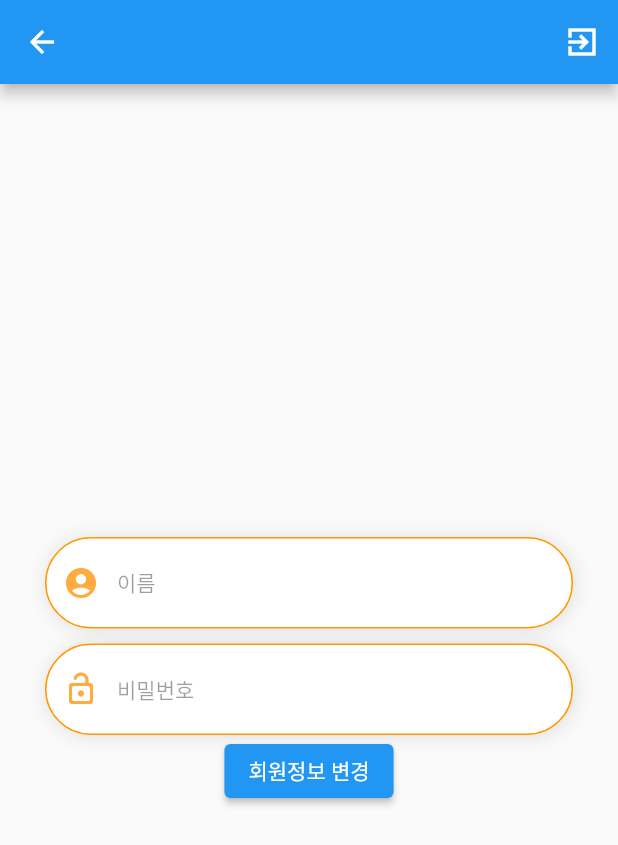
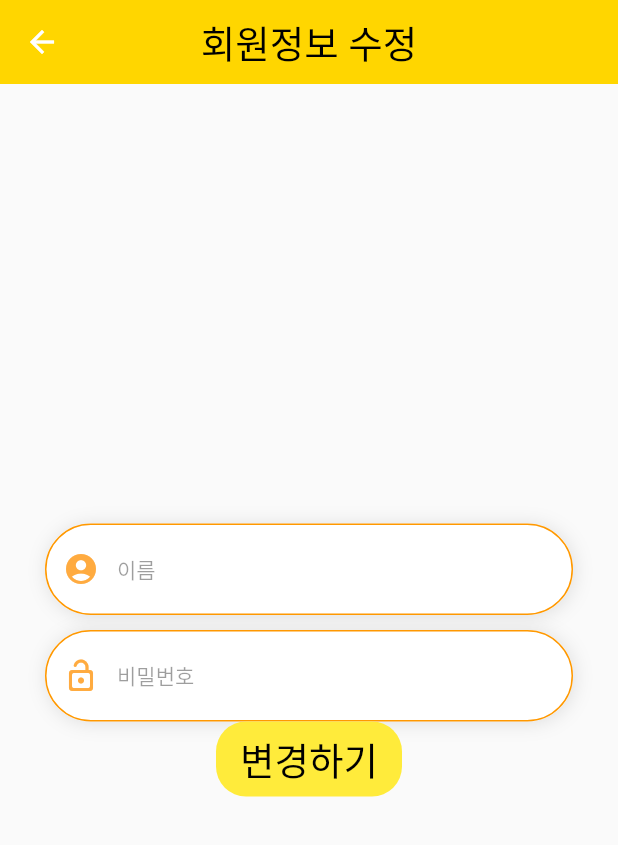
Before and after one commit to reve74/leco_flutter, a Flutter app: the Test screen opened directly, on a phone screen of 412 x 824 dp. Shown: the top 845 px of the screen. Run offline on Flutter 3.47's test engine with Material 2 defaults, Android fonts, the phone set to English and light mode, and no system bars; our stand-ins replace cached_network_image, cloud_firestore, expandable_text, firebase_auth, firebase_core, firebase_storage and 4 more; accounts and stored records are empty; network calls fail; Roboto replaces fonts that are missing (Jua).

Commit message:
usercontroller update

```diff
--- a/lib/model/user.dart
+++ b/lib/model/user.dart
@@ -1,18 +1,18 @@
 class UserModel {
   final String? uid;
   final String? email;
-  final String? name;
-  final String? nickname;
+  final String? password;
+  final String? username;
   final String? photoUrl;
 
-  UserModel({this.uid, this.email, this.name, this.nickname, this.photoUrl});
+  UserModel({this.uid, this.email,this.password, this.username, this.photoUrl});
 
   factory UserModel.fromMap(Map data) {
     return UserModel(
       uid: data['uid'],
       email: data['email'] ?? '',
-      name: data['name'] ?? '',
-      nickname: data['nickname'] ?? '',
+      password: data['password'] ?? '',
+      username: data['username'] ?? '',
       photoUrl: data['photoUrl'] ?? '',
     );
   }
@@ -20,8 +20,8 @@ class UserModel {
   Map<String, dynamic> toJson() => {
     "uid": uid,
     "email": email,
-    "name": name,
-    "nickname": nickname,
+    "password": password,
+    "username": username,
     "photoUrl": photoUrl
   };
 }
--- a/lib/screens/main/app.dart
+++ b/lib/screens/main/app.dart
@@ -8,6 +8,7 @@ import 'package:leco_flutter/screens/main/home/review_screen.dart';
 import 'package:leco_flutter/screens/main/mypage_screen.dart';
 import 'package:leco_flutter/screens/main/search_screen.dart';
 import 'package:leco_flutter/screens/main/test.dart';
+import 'package:leco_flutter/screens/main/test1.dart';
 import 'components/image_data.dart';
 import 'package:leco_flutter/model/user.dart';
 
--- a/lib/screens/main/components/review_card.dart
+++ b/lib/screens/main/components/review_card.dart
@@ -26,9 +26,8 @@ class _ReviewCardState extends State<ReviewCard> {
             type: AvatarType.TYPE3,
             nickName: 'jian_chae',
             thumbPath:
-                'https://scontent-gmp1-1.cdninstagram.com/v/t51.2885-19/271273721_342832727381466_8822539606297120930_n.jpg?stp'
-                '=dst-jpg_s320x320&_nc_ht=scontent-gmp1-1.cdninstagram.com&_nc_cat=106&_nc_ohc=tUJpO96uCj0AX_2vN_a&edm=ABfd0MgBAAAA&ccb=7-4&oh='
-                '00_AT9D20ikGtzzApZDlgiyMwqZXKfECbXFhtGnCLCfaZGjFw&oe=621D005F&_nc_sid=7bff83',
+                'https://mblogthumb-phinf.pstatic.net/MjAxOTExMTJfNDgg/MDAxNTczNTM4MDA3NTg0.9TlIFX298qmFgshn'
+                    'aDaEzIbsjbCv3Vv--lVKXYDncJUg.FDj0vS33LWuKyQGof7MZ0wNHFgCPYTkgtyhGq8fVsLIg.JPEG.b-seol/67169559_300723540773498_6905365256298412426_n.jpg?type=w800',
             size: 30,
           ),
           Text('2022-02-23'),
--- a/lib/screens/main/test.dart
+++ b/lib/screens/main/test.dart
@@ -1,10 +1,8 @@
-import 'package:cloud_firestore/cloud_firestore.dart';
 import 'package:firebase_auth/firebase_auth.dart';
-import 'package:firebase_core/firebase_core.dart';
 import 'package:flutter/material.dart';
 import 'package:get/get.dart';
+import 'package:leco_flutter/controller/user_controller.dart';
 import 'package:leco_flutter/screens/login/components/login_textformfield.dart';
-import 'package:leco_flutter/screens/login/signgin_screen.dart';
 
 class Test extends StatefulWidget {
   const Test({Key? key}) : super(key: key);
@@ -14,65 +12,78 @@ class Test extends StatefulWidget {
 }
 
 class _TestState extends State<Test> {
-  final _authentication = FirebaseAuth.instance;
-  String userPassword = '';
-  String userName = '';
+  final _formKey = GlobalKey<FormState>();
+  final username = TextEditingController();
+  final password = TextEditingController();
+
   User? loggedUser;
 
-  @override
-  void initState() {
-    super.initState();
-    getCurrentUser();
-  }
+  // @override
+  // void initState() {
+  //   super.initState();
+  //   getCurrentUser();
+  // }
 
-  void getCurrentUser() {
-    try {
-      final user = _authentication.currentUser;
-      if (user != null) {
-        loggedUser = user;
-        print(loggedUser!.email);
-      }
-    } catch (e) {
-      print(e);
-    }
-  }
+  // void _tryValidation() {
+  //   final isValid = _formKey.currentState!.validate();
+  //   print(isValid);
+  //   if (isValid) {
+  //     _formKey.currentState!.save();
+  //   }
+  // }
+
+  // void getCurrentUser() {
+  //   try {
+  //     final user = _authentication.currentUser;
+  //     if (user != null) {
+  //       loggedUser = user;
+  //       print(loggedUser!.email);
+  //     }
+  //   } catch (e) {
+  //     print(e);
+  //   }
+  // }
 
   @override
   Widget build(BuildContext context) {
     return Scaffold(
       appBar: AppBar(
-        title: Text(''),
+        title: const Text(
+          '회원정보 수정',
+          style: TextStyle(
+            fontFamily: 'Jua',
+            fontSize: 25,
+            color: Colors.black,
+          ),
+        ),
+        elevation: 0,
+        backgroundColor: const Color(0xfffffd600),
         centerTitle: true,
-        actions: [
-          IconButton(
-            onPressed: () {
-              _authentication.signOut();
-              Get.offAll(SignInScreen());
-            },
-            icon: Icon(
-              Icons.exit_to_app_sharp,
-              color: Colors.white,
-            ),
-          )
-        ],
+        // actions: [
+        //   IconButton(
+        //     onPressed: () {
+        //       _authentication.signOut();
+        //       Get.offAll(SignInScreen());
+        //     },
+        //     icon: Icon(
+        //       Icons.exit_to_app_sharp,
+        //       color: Colors.white,
+        //     ),
+        //   )
+        // ],
       ),
       body: Center(
         child: Column(
           mainAxisAlignment: MainAxisAlignment.center,
           children: [
-            Text(loggedUser!.email!),
+            // Text(loggedUser!.email!),
             LoginTextFormfield(
-              validator: (value) {
-                if (value!.isEmpty || value.length < 2) {
-                  return '        2자리 이상 입력해주세요';
-                }
-                return null;
-              },
-              // onChanged: (value) {
-              //   userName = value;
-              // },
-              // onSaved: (value) {
-              //   userName = value;
+              controller: username,
+              // validator: (value) {
+              //   if (value!.isEmpty || value.length < 2) {
+              //     return '        2자리 이상 입력해주세요';
+              //   }
+              //   return null;
               // },
               hint: '이름',
               icon: Icons.account_circle,
@@ -81,30 +92,56 @@ class _TestState extends State<Test> {
               height: 10,
             ),
             LoginTextFormfield(
-              validator: (value) {
-                if (value!.isEmpty || value.length < 6) {
-                  return '        6자리 이상 입력해주세요';
-                }
-                return null;
-              },
-              // onChanged: (value) {
-              //   userPassword = value;
-              // },
-              // onSaved: (value) {
-              //   userPassword = value;
+              controller: password,
+              // validator: (value) {
+              //   if (value!.isEmpty || value.length < 6) {
+              //     return '        6자리 이상 입력해주세요';
+              //   }
+              //   return null;
               // },
               hint: '비밀번호',
               icon: Icons.lock_open_rounded,
             ),
-            ElevatedButton( // 회원정보 update 버튼
-              onPressed: () async{
-                await FirebaseFirestore.instance
-                    .collection('user')
-                    .doc(loggedUser!.email!) //newUser.user!.uid
-                    .update({'userName': userName, 'userPassword' : userPassword});
-              },
-              child: Text('회원정보 변경'),
+            Container(
+              height: 50,
+              padding: const EdgeInsets.symmetric(horizontal: 30),
+              child: ElevatedButton(
+                style: ElevatedButton.styleFrom(
+                  primary: Colors.yellow,
+                  elevation: 0.0,
+                  shape: RoundedRectangleBorder(
+                    borderRadius: BorderRadius.circular(20),
+                  ),
+                ),
+                onPressed: () {
+                  UserController.to.updateUserDetail(
+                      username.text.trim(), password.text.trim());
+                  Get.back();
+                },
+                child: const Text(
+                  '변경하기',
+                  style: TextStyle(
+                    fontFamily: 'Jua',
+                    fontSize: 25,
+                    color: Colors.black,
+                  ),
+                ),
+              ),
             ),
+            // ElevatedButton(
+            //   // 회원정보 update 버튼
+            //   onPressed: () {
+            //     // _tryValidation();
+            //     UserController.to.updateUserDetail(
+            //         username.text.trim(), password.text.trim());
+            //     Get.back();
+            //     // await FirebaseFirestore.instance
+            //     //     .collection('user')
+            //     //     .doc(loggedUser!.email!) //newUser.user!.uid
+            //     //     .update({'username': username, 'password' : password});
+            //   },
+            //   child: const Text('변경하기'),
+            // ),
           ],
         ),
       ),
--- a/lib/settings/firebase.dart
+++ b/lib/settings/firebase.dart
@@ -1,7 +1,9 @@
 import 'package:cloud_firestore/cloud_firestore.dart';
 import 'package:firebase_auth/firebase_auth.dart';
 import 'package:firebase_core/firebase_core.dart';
+import 'package:firebase_storage/firebase_storage.dart';
 
 final Future<FirebaseApp> initialization = Firebase.initializeApp();
 FirebaseAuth auth = FirebaseAuth.instance;
 FirebaseFirestore firebaseFirestore = FirebaseFirestore.instance;
+FirebaseStorage firebaseStorage = FirebaseStorage.instance;
--- a/pubspec.yaml
+++ b/pubspec.yaml
@@ -7,7 +7,7 @@ publish_to: 'none' # Remove this line if you wish to publish to pub.dev
 version: 1.0.0+1
 
 environment:
-  sdk: ">=2.15.1 <3.0.0"
+  sdk: ">=2.16.0 <3.0.0"
 
 dependencies:
   flutter:
@@ -26,6 +26,7 @@ dependencies:
   quiver: ^3.0.1+1
   http: ^0.13.4
   html: ^0.15.0
+  firebase_storage: ^10.2.9
 
 dev_dependencies:
   flutter_test:
```
Also changed, not shown: lib/controller/auth_controller.dart (+68 -10 lines), lib/controller/user_controller.dart (+49 -18 lines), lib/screens/login/signgin_screen.dart (+11 -8 lines), lib/screens/login/signup_screen.dart (+9 -11 lines), lib/screens/main/home/create/write_screen.dart (+55 -5 lines), lib/screens/main/home/review_screen.dart (+50 -9 lines), lib/screens/main/mypage_screen.dart (+45 -41 lines), lib/screens/main/test1.dart (added, +26 -0 lines), assets/images/chae.jpg (added), pubspec.lock, 2 other files.
